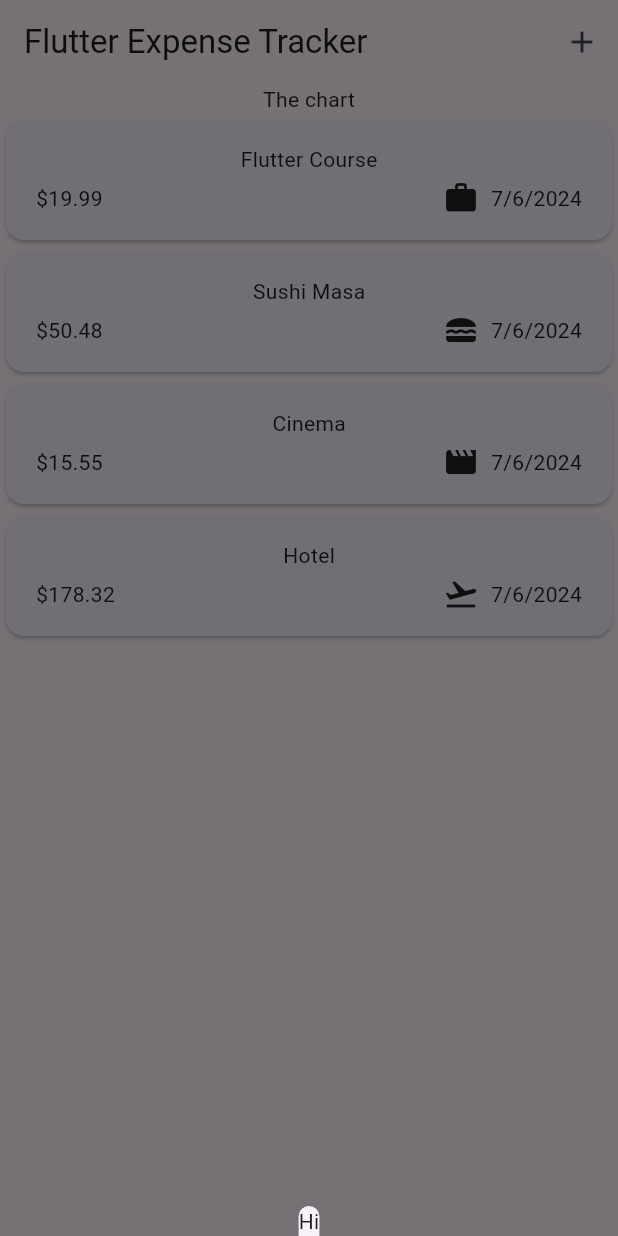
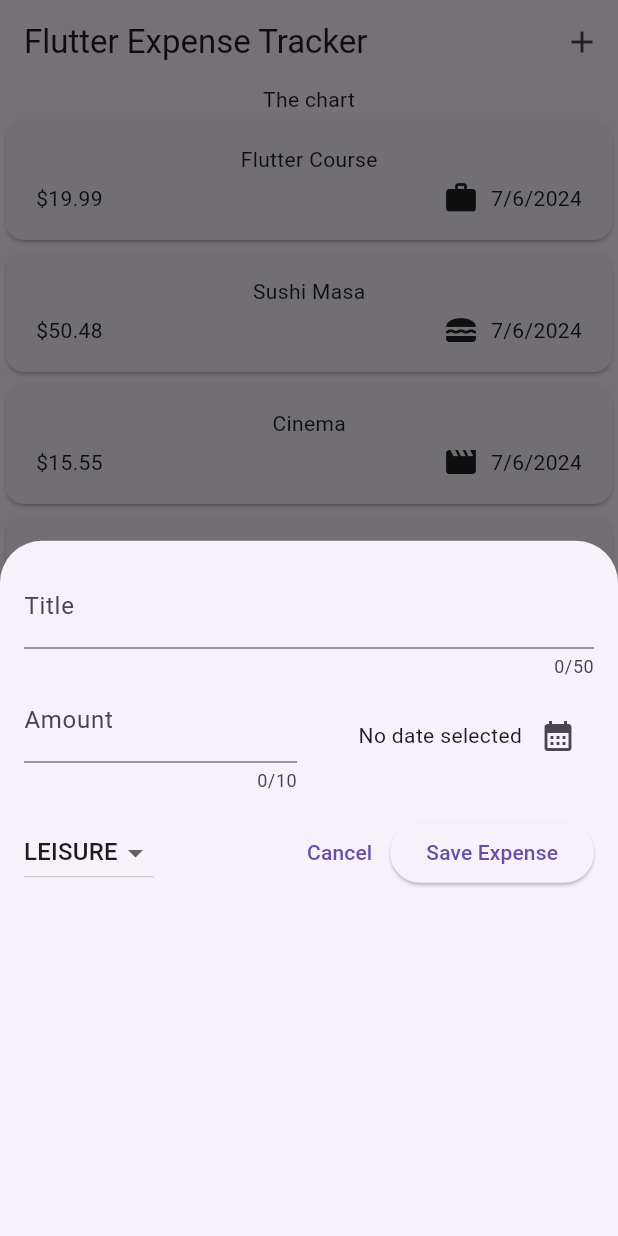
Before and after one commit to jayeforditch/notes, a Flutter app: the screen it shows after launch, after a tap on the "add" icon, on a phone screen of 412 x 824 dp. Run offline on Flutter 3.47's test engine with Material 3 defaults, Android fonts, the phone set to English and light mode, and no system bars.

Commit message:
more work on expenses tracker

```diff
--- a/expense_tracker_app/lib/widgets/expenses.dart
+++ b/expense_tracker_app/lib/widgets/expenses.dart
@@ -1,5 +1,6 @@
 import 'package:expense_tracker_app/models/expense.dart';
 import 'package:expense_tracker_app/widgets/expenses-list/expenses_list.dart';
+import 'package:expense_tracker_app/widgets/new_expense.dart';
 import 'package:flutter/material.dart';
 
 class Expenses extends StatefulWidget {
@@ -41,7 +42,7 @@ class _ExpensesState extends State<Expenses> {
   void _openAddExpenseOverlay() {
     showModalBottomSheet(
       context: context,
-      builder: (BuildContext ctx) => Text('Hi'),
+      builder: (BuildContext ctx) => const NewExpense(),
     );
   }
 
--- /dev/null
+++ b/expense_tracker_app/lib/widgets/new_expense.dart
@@ -0,0 +1,139 @@
+import 'package:expense_tracker_app/models/expense.dart';
+import 'package:flutter/material.dart';
+import 'package:intl/intl.dart';
+
+final formatter = DateFormat.yMd();
+
+class NewExpense extends StatefulWidget {
+  const NewExpense({super.key});
+  @override
+  State<NewExpense> createState() {
+    return _NewExpenseState();
+  }
+}
+
+class _NewExpenseState extends State<NewExpense> {
+  final _titleController = TextEditingController();
+  final _amountController = TextEditingController();
+  DateTime? _selectedDate;
+  Category _selectedCategory = Category.leisure;
+
+  void _showDatePicker() async {
+    final now = DateTime.now();
+    final firstDate = DateTime(now.year - 1, now.month, now.day);
+    final pickedDate = await showDatePicker(
+      context: context,
+      initialDate: now,
+      firstDate: firstDate,
+      lastDate: now,
+    );
+
+    setState(() {
+      _selectedDate = pickedDate;
+    });
+  }
+
+  void _submitExpenseData() {
+    final enteredAmount = double.tryParse(_amountController.text);
+    final amountIsInvalid = enteredAmount == null || enteredAmount <= 0;
+    if (_titleController.text.trim().isEmpty ||
+        amountIsInvalid ||
+        _selectedDate == null) {
+      //show error message
+    }
+  }
+
+  @override
+  void dispose() {
+    _titleController.dispose();
+    _amountController.dispose();
+    super.dispose();
+  }
+
+  @override
+  Widget build(BuildContext context) {
+    return Padding(
+      padding: const EdgeInsets.all(16),
+      child: Column(
+        children: [
+          TextField(
+            controller: _titleController,
+            maxLength: 50,
+            decoration: const InputDecoration(
+              label: Text('Title'),
+            ),
+          ),
+          Row(
+            children: [
+              Expanded(
+                child: TextField(
+                  controller: _amountController,
+                  maxLength: 10,
+                  keyboardType: TextInputType.number,
+                  decoration: const InputDecoration(
+                    prefixText: '\$ ',
+                    label: Text('Amount'),
+                  ),
+                ),
+              ),
+              const SizedBox(width: 16),
+              Expanded(
+                child: Row(
+                  mainAxisAlignment: MainAxisAlignment.end,
+                  crossAxisAlignment: CrossAxisAlignment.center,
+                  children: [
+                    Text(_selectedDate == null
+                        ? 'No date selected'
+                        : formatter.format(_selectedDate!)),
+                    IconButton(
+                      onPressed: _showDatePicker,
+                      icon: const Icon(
+                        Icons.calendar_month,
+                      ),
+                    ),
+                  ],
+                ),
+              ),
+            ],
+          ),
+          const SizedBox(height: 16),
+          Row(
+            children: [
+              DropdownButton(
+                  value: _selectedCategory,
+                  items: Category.values
+                      .map(
+                        (item) => DropdownMenuItem(
+                          value: item,
+                          child: Text(
+                            item.name.toUpperCase(),
+                          ),
+                        ),
+                      )
+                      .toList(),
+                  onChanged: (value) {
+                    if (value == null) {
+                      return;
+                    }
+                    setState(() {
+                      _selectedCategory = value;
+                    });
+                  }),
+              const Spacer(),
+              TextButton(
+                onPressed: () {
+                  Navigator.pop(context);
+                },
+                child: Text("Cancel"),
+              ),
+              ElevatedButton(
+                onPressed: _submitExpenseData,
+                child: Text("Save Expense"),
+              )
+            ],
+          ),
+        ],
+      ),
+    );
+  }
+}
```
